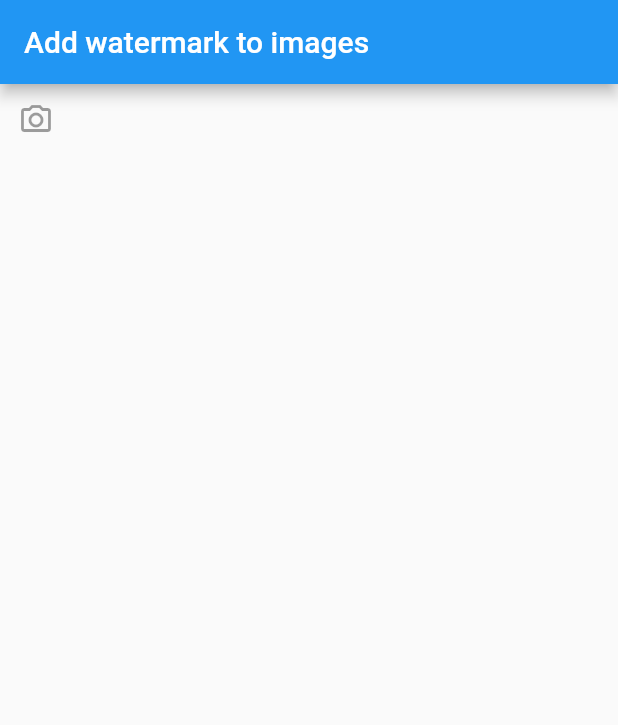
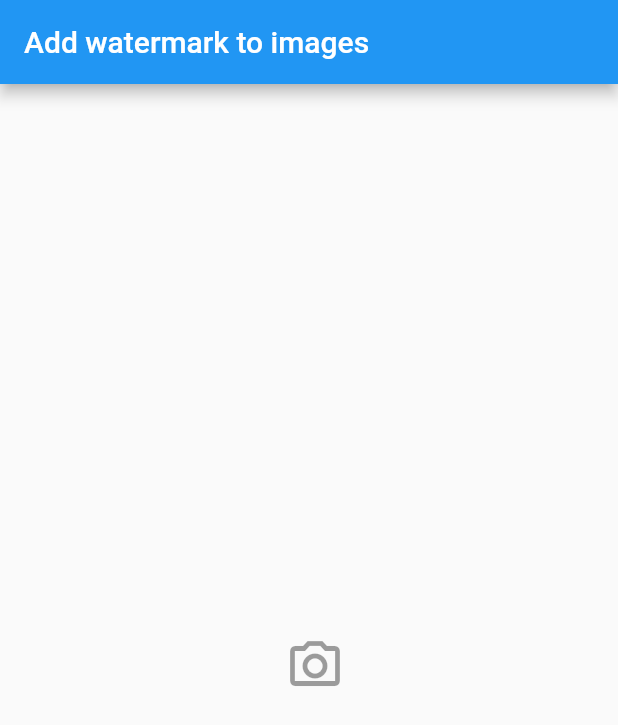
Before and after one commit to Brian1011/flutter_watermark_on_images, a Flutter app: the screen it shows after launch, on a phone screen of 412 x 824 dp. Shown: the top 725 px of the screen. Run offline on Flutter 3.47's test engine with Material 2 defaults, Android fonts, the phone set to English and light mode, and no system bars.

Commit message:
create take photo function

```diff
--- a/lib/watermark_screen.dart
+++ b/lib/watermark_screen.dart
@@ -8,14 +8,18 @@ class WatermarkScreen extends StatefulWidget {
 }
 
 class _WatermarkScreenState extends State<WatermarkScreen> {
+  takePhoto() {}
+
   @override
   Widget build(BuildContext context) {
     return Scaffold(
       appBar: AppBar(title: const Text("Add watermark to images")),
       body: Container(
-        child: const IconButton(
-          icon: Icon(Icons.camera_alt_outlined),
-          onPressed: null,
+        child: const Center(
+          child: IconButton(
+            icon: Icon(Icons.camera_alt_outlined, size: 40),
+            onPressed: null,
+          ),
         ),
       ),
     );
```
Also changed, not shown: pubspec.lock, 2 other files.
